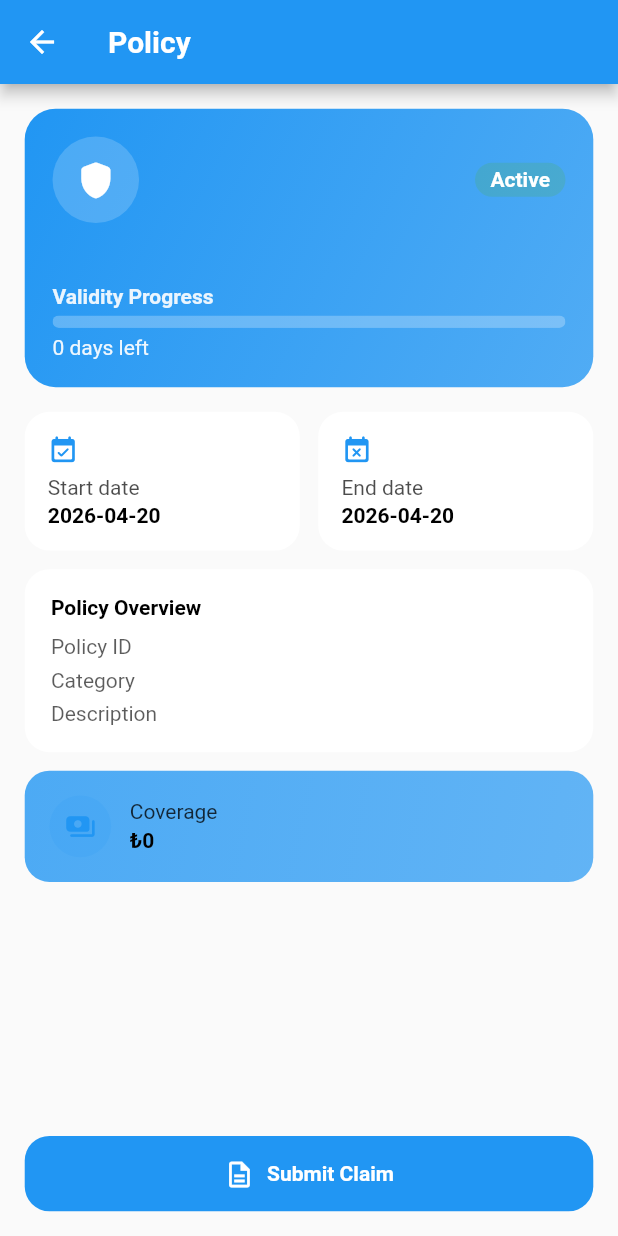
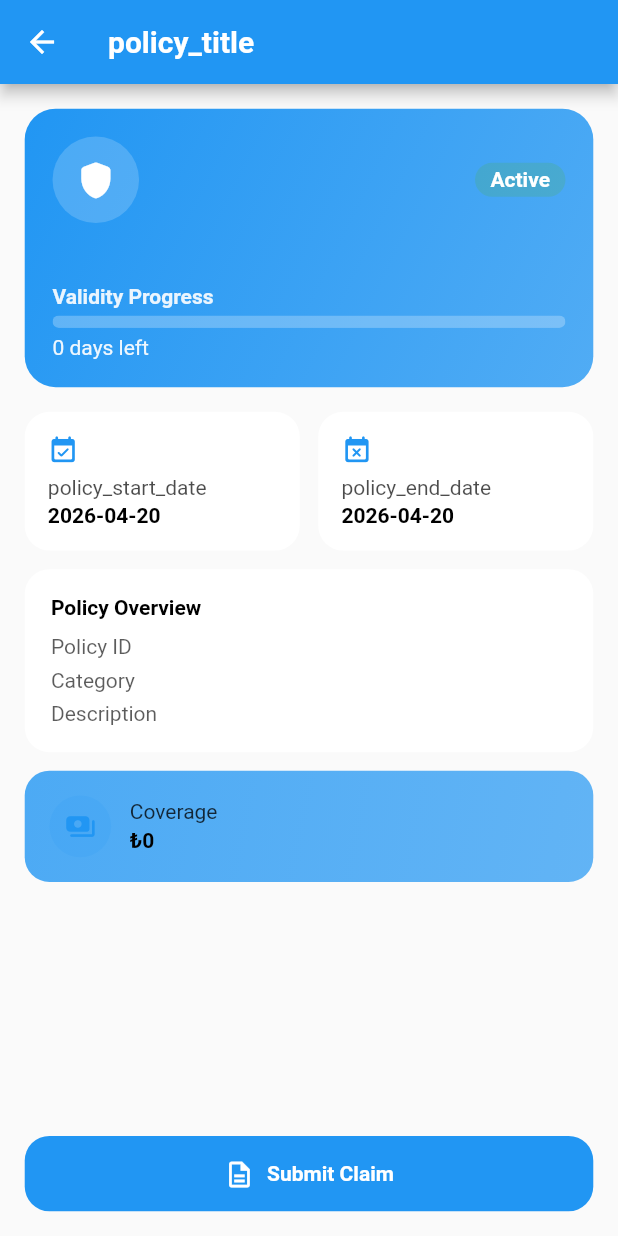
Before and after one commit to ozancamur/crenno_study_case, a Flutter app: the PolicyDetailView screen opened directly with empty values, on a phone screen of 412 x 824 dp. Run offline on Flutter 3.47's test engine with Material 3 defaults, Android fonts, the light colour scheme and no system bars; our stand-ins replace bloc, dio, easy_localization, equatable, flutter_bloc, go_router.

Commit message:
core updated

```diff
--- a/lib/core/components/custom_text.dart
+++ b/lib/core/components/custom_text.dart
@@ -1,3 +1,4 @@
+import 'package:crenno_study_case/core/utils/string_extension.dart';
 import 'package:flutter/material.dart';
 
 import '../constants/font_size_enum.dart';
@@ -37,7 +38,7 @@ class CustomText extends StatelessWidget {
     final fontSize = size?.value.first;
 
     return Text(
-      text,
+      tr ? text.translate : text,
       maxLines: maxLine,
       textAlign: align,
       overflow: overflow,
--- a/lib/core/constants/string_constants.dart
+++ b/lib/core/constants/string_constants.dart
@@ -1,30 +1,30 @@
 final class StringConstants {
   const StringConstants._();
 
-  static const String appTitle = 'Insurance App MVP';
+  static const String appTitle = 'app_title';
 
-  static const String dashboardTitle = 'My Policies';
-  static const String dashboardEmptyTitle = 'No policy found';
+  static const String dashboardTitle = 'dashboard_title';
+  static const String dashboardEmptyTitle = 'dashboard_empty_title';
   static const String dashboardEmptyDescription =
-      'There is no active insurance policy for this account.';
-  static const String dashboardErrorTitle = 'Something went wrong';
+      'dashboard_empty_description';
+  static const String dashboardErrorTitle = 'dashboard_error_title';
   static const String dashboardErrorDescription =
-      'Policies could not be loaded.';
+      'dashboard_error_description';
 
-  static const String commonRefresh = 'Refresh';
-  static const String commonTryAgain = 'Try again';
+  static const String commonRefresh = 'common_refresh';
+  static const String commonTryAgain = 'common_try_again';
 
-  static const String claimFormTitle = 'Submit Damage Claim';
-  static const String claimPolicyLabel = 'Policy';
-  static const String claimSelectIncidentDate = 'Select incident date';
-  static const String claimIncidentDateRequired = 'Incident date is required.';
-  static const String claimIncidentDescriptionLabel = 'Incident description';
+  static const String claimFormTitle = 'claim_form_title';
+  static const String claimPolicyLabel = 'claim_policy_label';
+  static const String claimSelectIncidentDate = 'claim_select_incident_date';
+  static const String claimIncidentDateRequired = 'claim_incident_date_required';
+  static const String claimIncidentDescriptionLabel = 'claim_incident_description_label';
   static const String claimIncidentDescriptionRequired =
-      'Incident description is required.';
-  static const String claimSubmitButton = 'Submit Claim';
+      'claim_incident_description_required';
+  static const String claimSubmitButton = 'claim_submit_button';
 
-  static const String policyTitle = 'Policy';
-  static const String policyStartDate = 'Start date';
-  static const String policyEndDate = 'End date';
-  static const String policyCoverage = 'Coverage';
+  static const String policyTitle = 'policy_title';
+  static const String policyStartDate = 'policy_start_date';
+  static const String policyEndDate = 'policy_end_date';
+  static const String policyCoverage = 'policy_coverage';
 }
--- a/lib/core/di/app_dependencies.dart
+++ b/lib/core/di/app_dependencies.dart
@@ -1,14 +1,11 @@
-import 'package:crenno_study_case/core/network/dio.dart';
-import 'package:crenno_study_case/features/dashboard/data/datasources/dashboard_remote_data_source.dart';
-import 'package:crenno_study_case/features/dashboard/data/repositories/dashboard_repository_impl.dart';
-import 'package:crenno_study_case/features/dashboard/domain/usecases/get_policies.dart';
-import 'package:crenno_study_case/features/dashboard/domain/usecases/submit_claim.dart';
+import '../../features/dashboard/data/datasources/dashboard_remote_data_source.dart';
+import '../../features/dashboard/data/repositories/dashboard_repository_impl.dart';
+import '../../features/dashboard/domain/usecases/get_policies.dart';
+import '../../features/dashboard/domain/usecases/submit_claim.dart';
+import '../network/dio.dart';
 
 class AppDependencies {
-  AppDependencies._({
-    required this.getPolicies,
-    required this.submitClaim,
-  });
+  AppDependencies._({required this.getPolicies, required this.submitClaim});
 
   final GetPolicies getPolicies;
   final SubmitClaim submitClaim;
--- a/lib/core/network/dio.dart
+++ b/lib/core/network/dio.dart
@@ -37,7 +37,5 @@ class DioService {
 
   Dio get dio => _dio;
 
-  void setAcceptLanguage(String languageCode) {
-    _dio.options.headers['Accept-Language'] = languageCode;
-  }
+
 }
```
